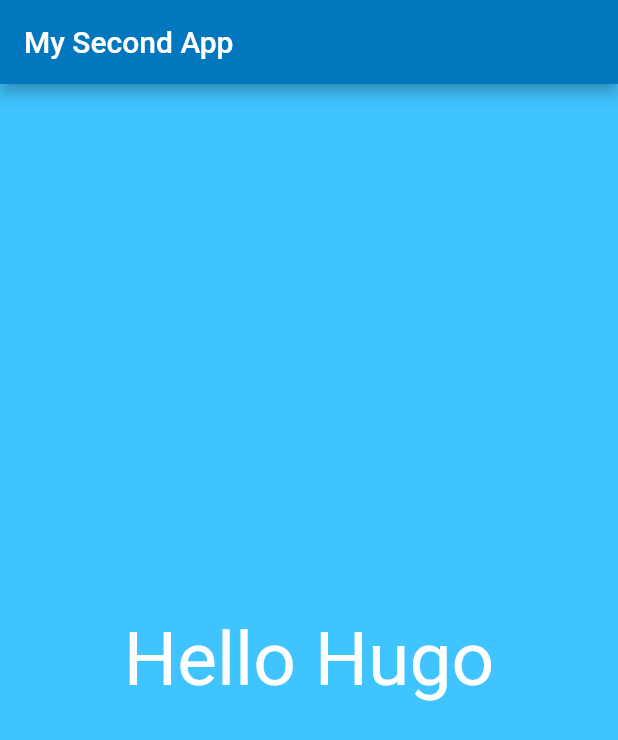
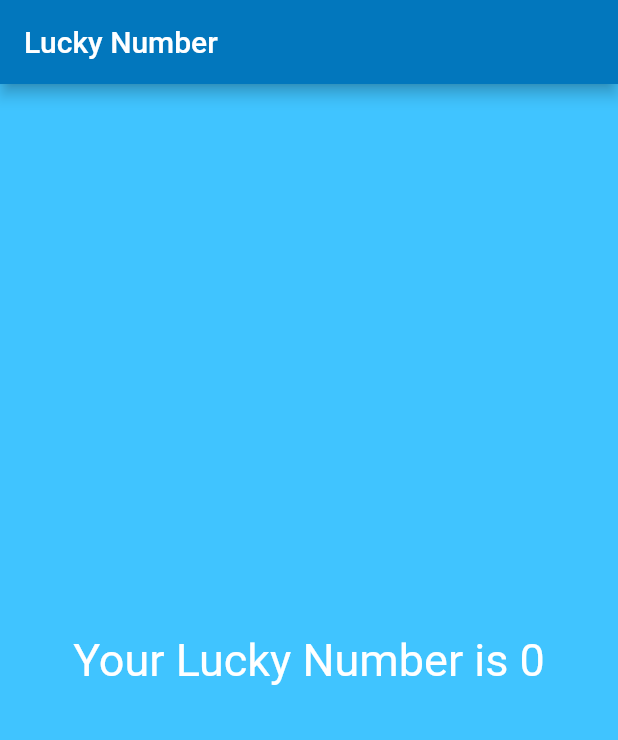
Before and after one commit to Noulmon/flutter_app_two, a Flutter app: the screen it shows after launch, on a phone screen of 412 x 824 dp. Shown: the top 740 px of the screen. Run offline on Flutter 3.47's test engine with Material 2 defaults, Android fonts, the phone set to English and light mode, and no system bars.

Commit message:
Added logic to generate random number

```diff
--- a/lib/app_screens/screen_one.dart
+++ b/lib/app_screens/screen_one.dart
@@ -1,3 +1,5 @@
+import 'dart:math';
+
 import 'package:flutter/material.dart';
 
 class ScreenOne extends StatelessWidget {
@@ -7,15 +9,20 @@ class ScreenOne extends StatelessWidget {
       color: Colors.lightBlueAccent,
       child: Center( // ----> outer most widget
         child: Text(
-          "Hello Hugo",
+          genLuckyNumber(),
           textDirection: TextDirection.ltr,
           style: TextStyle(
               color: Colors.white,
-              fontSize: 50.0
+              fontSize: 30.0
           ),
         ),
       ),
     );
   }
 
+  String genLuckyNumber() {
+    var random = Random();
+    int luckyNumber = random.nextInt(10);
+    return "Your Lucky Number is $luckyNumber";
+  }
 }
--- a/lib/main.dart
+++ b/lib/main.dart
@@ -12,9 +12,9 @@ class AppTwo extends StatelessWidget{
   Widget build(BuildContext context) {
     return MaterialApp(
       debugShowCheckedModeBanner: false,
-        title: "Flutter App Two",
+        title: "Lucky Number Generator",
         home: Scaffold( // ------> AppBar on top of the app screen
-          appBar: AppBar(title: Text("My Second App"), // AppBar title
+          appBar: AppBar(title: Text("Lucky Number"), // AppBar title
             backgroundColor: Colors.lightBlue[800],
           ),
           body: ScreenOne()
```
